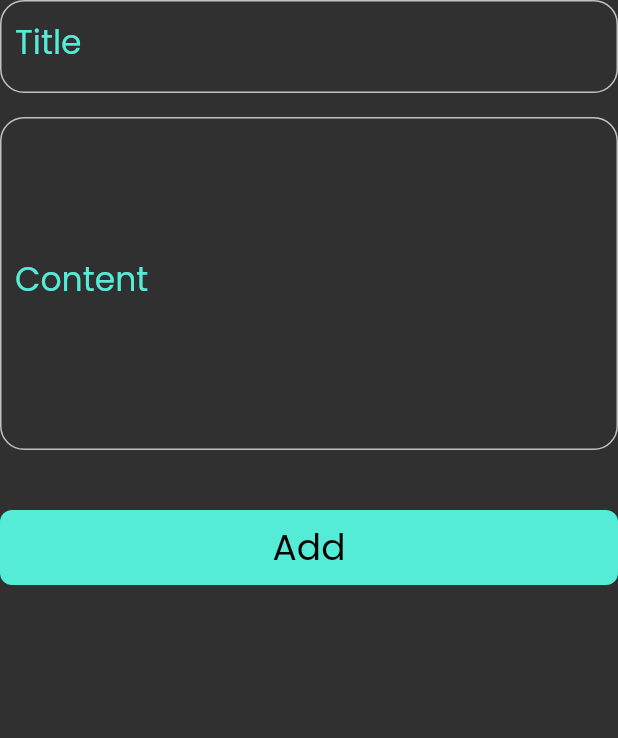
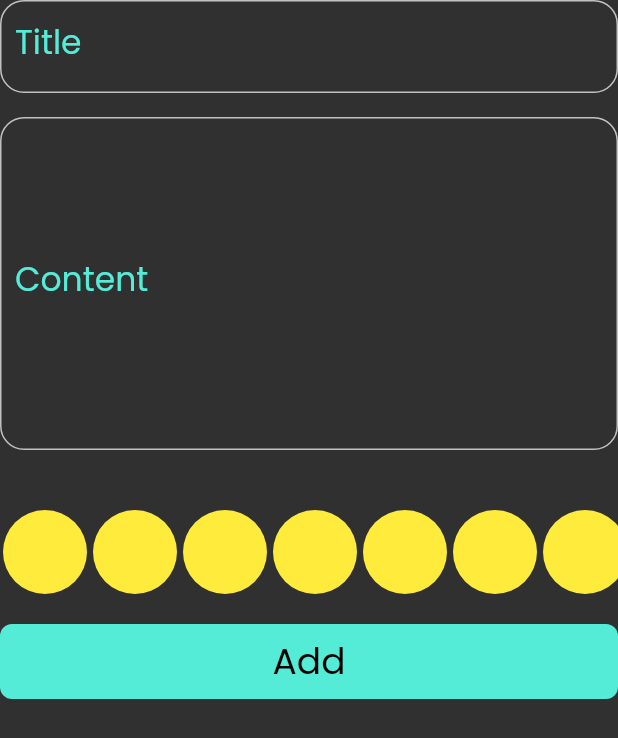
Before and after one commit to devmohamedgamal/Notes_App, a Flutter app: the AddNoteForm widget shown alone on an empty page, opened directly, on a phone screen of 412 x 824 dp. Shown: the top 738 px of the screen. Run offline on Flutter 3.47's test engine with Material 2 defaults, Android fonts, the phone set to English and light mode, and no system bars; our stand-ins replace bloc, flutter_bloc, font_awesome_flutter, hive, hive_flutter; accounts and stored records are empty.

Commit message:
create color listview

```diff
--- a/lib/views/widgets/add_note_form.dart
+++ b/lib/views/widgets/add_note_form.dart
@@ -6,6 +6,7 @@ import 'package:note_app/cubits/notes_cubit/notes_cubit.dart';
 import 'package:note_app/models/note_model.dart';
 
 import 'Custom_Text_Field.dart';
+import 'color_list_view.dart';
 import 'custom_btn.dart';
 
 class AddNoteForm extends StatefulWidget {
@@ -51,6 +52,7 @@ class _AddNoteFormState extends State<AddNoteForm> {
           const SizedBox(
             height: 40,
           ),
+          const ColorsListView(),
           BlocBuilder<AddNoteCubit, AddNoteState>(
             builder: (context, state) {
               return CustomBtn(
--- /dev/null
+++ b/lib/views/widgets/color_list_view.dart
@@ -0,0 +1,37 @@
+
+import 'package:flutter/Material.dart';
+
+class ColorsItem extends StatelessWidget {
+  const ColorsItem({super.key});
+
+  @override
+  Widget build(BuildContext context) {
+    return const Padding(
+      padding:  EdgeInsets.symmetric(horizontal: 2),
+      child: CircleAvatar(
+        radius: 28,
+        backgroundColor: Colors.yellow,
+      ),
+    );
+  }
+}
+
+class ColorsListView extends StatelessWidget {
+  const ColorsListView({super.key});
+
+  @override
+  Widget build(BuildContext context) {
+    return Padding(
+      padding: const EdgeInsets.only(bottom: 20),
+      child: SizedBox(
+        height: 28 * 2,
+        child: ListView.builder(
+            scrollDirection: Axis.horizontal,
+            itemCount: 10,
+            itemBuilder: (context, index) {
+              return const ColorsItem();
+            }),
+      ),
+    );
+  }
+}
```
